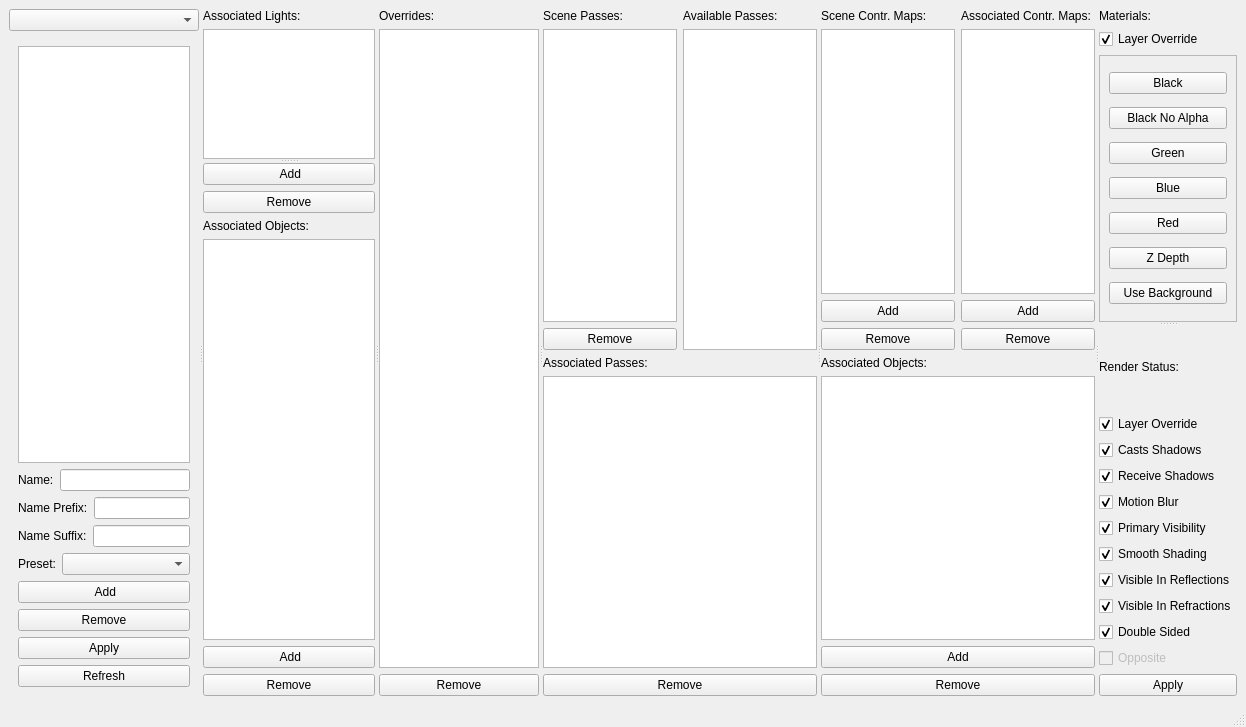
First picture: the form in Maya/Python/digital37/maya/lighting/MRRenderLayerPassManager.ui, repository Meglen56/digital37, before the edit.
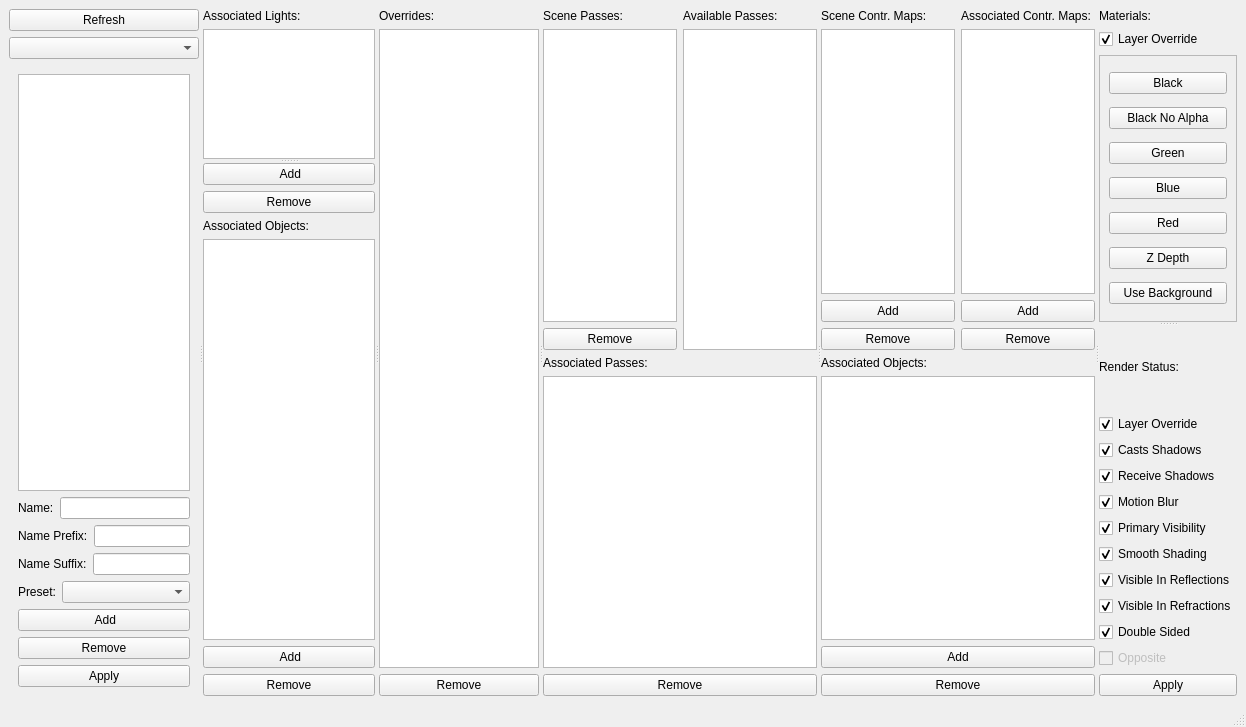
Second picture: the form after the edit.

Diff of the .ui file:
```diff
--- a/Maya/Python/digital37/maya/lighting/MRRenderLayerPassManager.ui
+++ b/Maya/Python/digital37/maya/lighting/MRRenderLayerPassManager.ui
@@ -32,6 +32,13 @@
        <layout class="QVBoxLayout" name="verticalLayout_L">
         <item>
          <layout class="QVBoxLayout" name="verticalLayout_10">
+          <item>
+           <widget class="QPushButton" name="pushButton_refresh">
+            <property name="text">
+             <string>Refresh</string>
+            </property>
+           </widget>
+          </item>
           <item>
            <widget class="QComboBox" name="comboBox_L"/>
           </item>
@@ -173,13 +180,6 @@
                   </property>
                  </widget>
                 </item>
-                <item>
-                 <widget class="QPushButton" name="pushButton_refresh">
-                  <property name="text">
-                   <string>Refresh</string>
-                  </property>
-                 </widget>
-                </item>
                </layout>
               </item>
              </layout>
```
